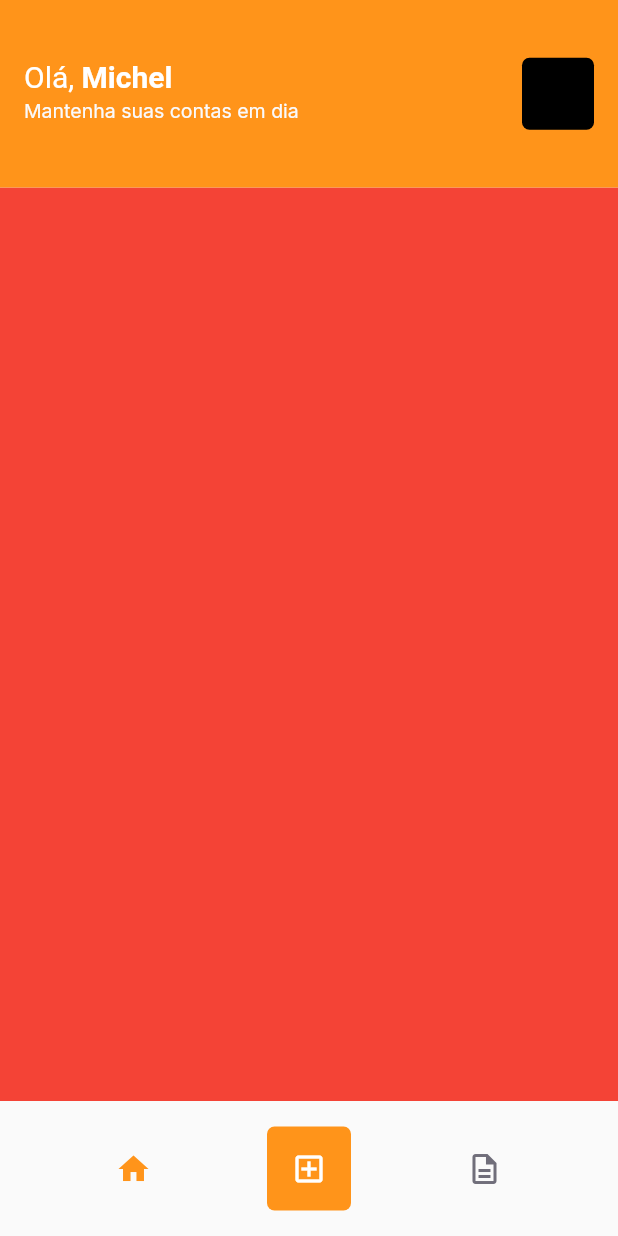
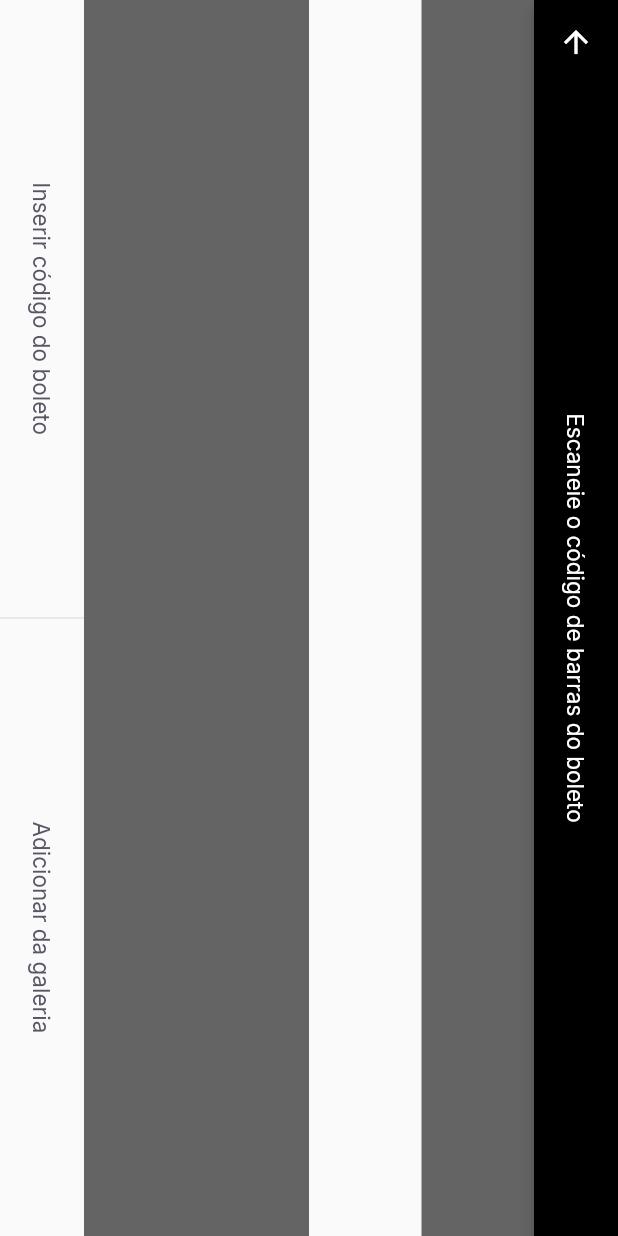
Before and after one commit to michelmelo25/PayFlow, a Flutter app: the HomePage screen opened by its route, after a tap on the "add box" icon, on a phone screen of 412 x 824 dp. Run offline on Flutter 3.47's test engine with Material 2 defaults, Android fonts, the phone set to English and light mode, and no system bars; our stand-ins replace firebase_core, google_fonts, google_sign_in, shared_preferences; accounts and stored records are empty.

Commit message:
bar_code_scanner_page e leyout do bar_code_scanner_page

```diff
--- /dev/null
+++ b/payflow/lib/modules/barcode_scanner/barcode_scanner_page.dart
@@ -0,0 +1,61 @@
+import 'package:flutter/material.dart';
+import 'package:payflow/shared/themes/app_colors.dart';
+import 'package:payflow/shared/themes/app_text_styles.dart';
+import 'package:payflow/shared/widgets/set_label_buttons/set_label_buttons.dart';
+
+class BarcodeScannerPage extends StatefulWidget {
+  const BarcodeScannerPage({Key? key}) : super(key: key);
+
+  @override
+  _BarcodeScannerPageState createState() => _BarcodeScannerPageState();
+}
+
+class _BarcodeScannerPageState extends State<BarcodeScannerPage> {
+  @override
+  Widget build(BuildContext context) {
+    return SafeArea(
+      top: true,
+      bottom: true,
+      left: true,
+      right: true,
+      child: RotatedBox(
+        quarterTurns: 1,
+        child: Scaffold(
+            appBar: AppBar(
+              backgroundColor: Colors.black,
+              title: Text(
+                "Escaneie o código de barras do boleto",
+                style: TextStyles.buttonBackground,
+              ),
+              centerTitle: true,
+              leading: BackButton(
+                color: AppColors.background,
+              ),
+            ),
+            body: Column(
+              children: [
+                Expanded(
+                    child: Container(
+                  color: Colors.black.withOpacity(0.6),
+                )),
+                Expanded(
+                    child: Container(
+                  color: Colors.transparent,
+                )),
+                Expanded(
+                    flex: 2,
+                    child: Container(
+                      color: Colors.black.withOpacity(0.6),
+                    ))
+              ],
+            ),
+            bottomNavigationBar: SetLabelButtons(
+              primaryLabel: "Inserir código do boleto",
+              primaryOnPressed: () {},
+              secondaryLabel: "Adicionar da galeria",
+              secondaryOnPressed: () {},
+            )),
+      ),
+    );
+  }
+}
--- a/payflow/lib/modules/home/home_page.dart
+++ b/payflow/lib/modules/home/home_page.dart
@@ -71,7 +71,7 @@ class _HomePageState extends State<HomePage> {
                 )),
             GestureDetector(
               onTap: () {
-                print("clicou");
+                Navigator.pushNamed(context, "/barcode_scanner");
               },
               child: Container(
                 width: 56,
--- /dev/null
+++ b/payflow/lib/shared/widgets/divider_vertical/divider_vertical_widget.dart
@@ -0,0 +1,15 @@
+import 'package:flutter/material.dart';
+import 'package:payflow/shared/themes/app_colors.dart';
+
+class DividerVerticalWidget extends StatelessWidget {
+  const DividerVerticalWidget({Key? key}) : super(key: key);
+
+  @override
+  Widget build(BuildContext context) {
+    return Container(
+      width: 1,
+      height: double.maxFinite,
+      color: AppColors.stroke,
+    );
+  }
+}
--- /dev/null
+++ b/payflow/lib/shared/widgets/label_button/label_button.dart
@@ -0,0 +1,24 @@
+import 'package:flutter/material.dart';
+import 'package:payflow/shared/themes/app_text_styles.dart';
+
+class LabelButton extends StatelessWidget {
+  final String label;
+  final VoidCallback onPressed;
+  final TextStyle? style;
+  const LabelButton(
+      {Key? key, required this.label, required this.onPressed, this.style})
+      : super(key: key);
+
+  @override
+  Widget build(BuildContext context) {
+    return Container(
+      height: 56,
+      child: TextButton(
+          onPressed: onPressed,
+          child: Text(
+            label,
+            style: style ?? TextStyles.buttonHeading,
+          )),
+    );
+  }
+}
--- /dev/null
+++ b/payflow/lib/shared/widgets/set_label_buttons/set_label_buttons.dart
@@ -0,0 +1,45 @@
+import 'package:flutter/material.dart';
+import 'package:payflow/shared/themes/app_text_styles.dart';
+import 'package:payflow/shared/widgets/divider_vertical/divider_vertical_widget.dart';
+import 'package:payflow/shared/widgets/label_button/label_button.dart';
+
+class SetLabelButtons extends StatelessWidget {
+  final String primaryLabel;
+  final VoidCallback primaryOnPressed;
+  final String secondaryLabel;
+  final VoidCallback secondaryOnPressed;
+  final bool enablePrumaryColor;
+  const SetLabelButtons(
+      {Key? key,
+      required this.primaryLabel,
+      required this.primaryOnPressed,
+      required this.secondaryLabel,
+      required this.secondaryOnPressed,
+      this.enablePrumaryColor = false})
+      : super(key: key);
+
+  @override
+  Widget build(BuildContext context) {
+    return Container(
+      height: 56,
+      child: Row(
+        children: [
+          Expanded(
+            child: LabelButton(
+              label: primaryLabel,
+              onPressed: primaryOnPressed,
+              style: enablePrumaryColor ? TextStyles.buttonPrimary : null,
+            ),
+          ),
+          DividerVerticalWidget(),
+          Expanded(
+            child: LabelButton(
+              label: secondaryLabel,
+              onPressed: secondaryOnPressed,
+            ),
+          ),
+        ],
+      ),
+    );
+  }
+}
```
Also changed, not shown: payflow/lib/app_widget.dart (+5 -2 lines), payflow/lib/shared/widgets/bottom_sheet/bottom_sheet_widget.dart (added, +74 -0 lines).
